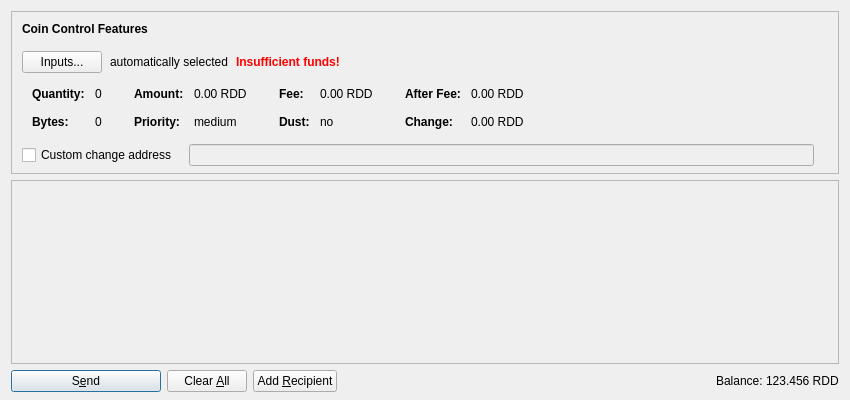
Above: src/qt/forms/sendcoinsdialog.ui from reddcoin-project/reddcoin-3.10 before the change. Below: the same form after it.
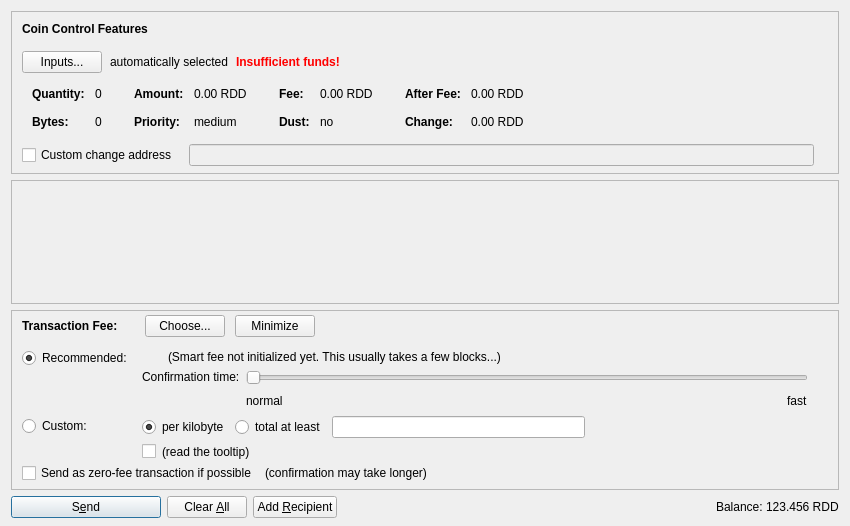
That is the form after the change. Icons and pictures are not drawn. Custom widgets are drawn as their Qt base class.

```diff
--- a/src/qt/forms/sendcoinsdialog.ui
+++ b/src/qt/forms/sendcoinsdialog.ui
@@ -7,13 +7,13 @@
     <x>0</x>
     <y>0</y>
     <width>850</width>
-    <height>400</height>
+    <height>526</height>
    </rect>
   </property>
   <property name="windowTitle">
    <string>Send Coins</string>
   </property>
-  <layout class="QVBoxLayout" name="verticalLayout" stretch="0,1,0">
+  <layout class="QVBoxLayout" name="verticalLayout" stretch="0,1,0,0">
    <property name="bottomMargin">
     <number>8</number>
    </property>
@@ -617,7 +617,7 @@
         <x>0</x>
         <y>0</y>
         <width>830</width>
-        <height>178</height>
+        <height>68</height>
        </rect>
       </property>
       <layout class="QVBoxLayout" name="verticalLayout_2" stretch="0,1">
@@ -657,6 +657,590 @@
      </widget>
     </widget>
    </item>
+   <item>
+    <widget class="QFrame" name="frameFee">
+     <property name="sizePolicy">
+      <sizepolicy hsizetype="Expanding" vsizetype="Expanding">
+       <horstretch>0</horstretch>
+       <verstretch>0</verstretch>
+      </sizepolicy>
+     </property>
+     <property name="maximumSize">
+      <size>
+       <width>16777215</width>
+       <height>16777215</height>
+      </size>
+     </property>
+     <property name="frameShape">
+      <enum>QFrame::StyledPanel</enum>
+     </property>
+     <property name="frameShadow">
+      <enum>QFrame::Sunken</enum>
+     </property>
+     <layout class="QVBoxLayout" name="verticalLayoutFee1">
+      <property name="spacing">
+       <number>0</number>
+      </property>
+      <property name="leftMargin">
+       <number>0</number>
+      </property>
+      <property name="topMargin">
+       <number>0</number>
+      </property>
+      <property name="rightMargin">
+       <number>0</number>
+      </property>
+      <property name="bottomMargin">
+       <number>0</number>
+      </property>
+      <item>
+       <layout class="QVBoxLayout" name="verticalLayoutFee2" stretch="0,0,0">
+        <property name="spacing">
+         <number>0</number>
+        </property>
+        <property name="leftMargin">
+         <number>10</number>
+        </property>
+        <property name="topMargin">
+         <number>0</number>
+        </property>
+        <item>
+         <layout class="QHBoxLayout" name="horizontalLayoutFee1">
+          <property name="bottomMargin">
+           <number>0</number>
+          </property>
+          <item>
+           <layout class="QVBoxLayout" name="verticalLayoutFee7">
+            <property name="spacing">
+             <number>0</number>
+            </property>
+            <item>
+             <spacer name="verticalSpacerSmartFee">
+              <property name="orientation">
+               <enum>Qt::Vertical</enum>
+              </property>
+              <property name="sizeType">
+               <enum>QSizePolicy::Fixed</enum>
+              </property>
+              <property name="sizeHint" stdset="0">
+               <size>
+                <width>1</width>
+                <height>4</height>
+               </size>
+              </property>
+             </spacer>
+            </item>
+            <item>
+             <layout class="QHBoxLayout" name="horizontalLayoutSmartFee">
+              <property name="spacing">
+               <number>10</number>
+              </property>
+              <item>
+               <widget class="QLabel" name="labelFeeHeadline">
+                <property name="sizePolicy">
+                 <sizepolicy hsizetype="Preferred" vsizetype="Maximum">
+                  <horstretch>0</horstretch>
+                  <verstretch>0</verstretch>
+                 </sizepolicy>
+                </property>
+                <property name="font">
+                 <font>
+                  <weight>75</weight>
+                  <bold>true</bold>
+                 </font>
+                </property>
+                <property name="styleSheet">
+                 <string notr="true">font-weight:bold;</string>
+                </property>
+                <property name="text">
+                 <string>Transaction Fee:</string>
+                </property>
+               </widget>
+              </item>
+              <item>
+               <widget class="QLabel" name="labelFeeMinimized">
+                <property name="text">
+                 <string/>
+                </property>
+               </widget>
+              </item>
+              <item>
+               <widget class="QPushButton" name="buttonChooseFee">
+                <property name="text">
+                 <string>Choose...</string>
+                </property>
+               </widget>
+              </item>
+              <item>
+               <widget class="QPushButton" name="buttonMinimizeFee">
+                <property name="toolTip">
+                 <string>collapse fee-settings</string>
+                </property>
+                <property name="text">
+                 <string>Minimize</string>
+                </property>
+               </widget>
+              </item>
+             </layout>
+            </item>
+            <item>
+             <spacer name="verticalSpacer_5">
+              <property name="orientation">
+               <enum>Qt::Vertical</enum>
+              </property>
+              <property name="sizeHint" stdset="0">
+               <size>
+                <width>1</width>
+                <height>1</height>
+               </size>
+              </property>
+             </spacer>
+            </item>
+           </layout>
+          </item>
+          <item>
+           <spacer name="horizontalSpacer_4">
+            <property name="orientation">
+             <enum>Qt::Horizontal</enum>
+            </property>
+            <property name="sizeHint" stdset="0">
+             <size>
+              <width>40</width>
+              <height>20</height>
+             </size>
+            </property>
+           </spacer>
+          </item>
+         </layout>
+        </item>
+        <item>
+         <widget class="QFrame" name="frameFeeSelection">
+          <layout class="QVBoxLayout" name="verticalLayoutFee12">
+           <property name="spacing">
+            <number>0</number>
+           </property>
+           <property name="leftMargin">
+            <number>0</number>
+           </property>
+           <property name="topMargin">
+            <number>0</number>
+           </property>
+           <property name="rightMargin">
+            <number>0</number>
+           </property>
+           <property name="bottomMargin">
+            <number>0</number>
+           </property>
+           <item>
+            <layout class="QGridLayout" name="gridLayoutFee">
+             <property name="topMargin">
+              <number>10</number>
+             </property>
+             <property name="bottomMargin">
+              <number>4</number>
+             </property>
+             <property name="horizontalSpacing">
+              <number>10</number>
+             </property>
+             <property name="verticalSpacing">
+              <number>4</number>
+             </property>
+             <item row="1" column="1">
+              <layout class="QVBoxLayout" name="verticalLayoutFee8">
+               <property name="spacing">
+                <number>6</number>
+               </property>
+               <item>
+                <layout class="QHBoxLayout" name="horizontalLayoutFee13">
+                 <item>
+                  <widget class="QRadioButton" name="radioCustomPerKilobyte">
+                   <property name="toolTip">
+                    <string>If the custom fee is set to 1000 satoshis and the transaction is only 250 bytes, then &quot;per kilobyte&quot; only pays 250 satoshis in fee, while &quot;at least&quot; pays 1000 satoshis. For transactions bigger than a kilobyte both pay by kilobyte.</string>
+                   </property>
+                   <property name="text">
+                    <string>per kilobyte</string>
+                   </property>
+                   <property name="checked">
+                    <bool>true</bool>
+                   </property>
+                   <attribute name="buttonGroup">
+                    <string notr="true">groupCustomFee</string>
+                   </attribute>
+                  </widget>
+                 </item>
+                 <item>
+                  <widget class="QRadioButton" name="radioCustomAtLeast">
+                   <property name="toolTip">
+                    <string>If the custom fee is set to 1000 satoshis and the transaction is only 250 bytes, then &quot;per kilobyte&quot; only pays 250 satoshis in fee, while &quot;total at least&quot; pays 1000 satoshis. For transactions bigger than a kilobyte both pay by kilobyte.</string>
+                   </property>
+                   <property name="text">
+                    <string>total at least</string>
+                   </property>
+                   <attribute name="buttonGroup">
+                    <string notr="true">groupCustomFee</string>
+                   </attribute>
+                  </widget>
+                 </item>
+                 <item>
+                  <widget class="BitcoinAmountField" name="customFee"/>
+                 </item>
+                 <item>
+                  <spacer name="horizontalSpacer_6">
+                   <property name="orientation">
+                    <enum>Qt::Horizontal</enum>
+                   </property>
+                   <property name="sizeHint" stdset="0">
+                    <size>
+                     <width>1</width>
+                     <height>1</height>
+                    </size>
+                   </property>
+                  </spacer>
+                 </item>
+                </layout>
+               </item>
+               <item>
+                <layout class="QHBoxLayout" name="horizontalLayoutFee8">
+                 <item>
+                  <widget class="QCheckBox" name="checkBoxMinimumFee">
+                   <property name="toolTip">
+                    <string>Paying only the minimum fee is just fine as long as there is less transaction volume than space in the blocks. But be aware that this can end up in a never confirming transaction once there is more demand for bitcoin transactions than the network can process.</string>
+                   </property>
+                   <property name="text">
+                    <string/>
+                   </property>
+                  </widget>
+                 </item>
+                 <item>
+                  <widget class="QLabel" name="labelMinFeeWarning">
+                   <property name="enabled">
+                    <bool>true</bool>
+                   </property>
+                   <property name="toolTip">
+                    <string>Paying only the minimum fee is just fine as long as there is less transaction volume than space in the blocks. But be aware that this can end up in a never confirming transaction once there is more demand for bitcoin transactions than the network can process.</string>
+                   </property>
+                   <property name="text">
+                    <string>(read the tooltip)</string>
+                   </property>
+                   <property name="margin">
+                    <number>5</number>
+                   </property>
+                  </widget>
+                 </item>
+                 <item>
+                  <spacer name="horizontalSpacer_2">
+                   <property name="orientation">
+                    <enum>Qt::Horizontal</enum>
+                   </property>
+                   <property name="sizeHint" stdset="0">
+                    <size>
+                     <width>1</width>
+                     <height>1</height>
+                    </size>
+                   </property>
+                  </spacer>
+                 </item>
+                </layout>
+               </item>
+              </layout>
+             </item>
+             <item row="0" column="0">
+              <layout class="QVBoxLayout" name="verticalLayoutFee4" stretch="0,1">
+               <item>
+                <widget class="QRadioButton" name="radioSmartFee">
+                 <property name="text">
+                  <string>Recommended:</string>
+                 </property>
+                 <property name="checked">
+                  <bool>true</bool>
+                 </property>
+                 <attribute name="buttonGroup">
+                  <string notr="true">groupFee</string>
+                 </attribute>
+                </widget>
+               </item>
+               <item>
+                <spacer name="verticalSpacer_2">
+                 <property name="orientation">
+                  <enum>Qt::Vertical</enum>
+                 </property>
+                 <property name="sizeHint" stdset="0">
+                  <size>
+                   <width>1</width>
+                   <height>1</height>
+                  </size>
+                 </property>
+                </spacer>
+               </item>
+              </layout>
+             </item>
+             <item row="1" column="0">
+              <layout class="QVBoxLayout" name="verticalLayoutFee9" stretch="0,1">
+               <item>
+                <widget class="QRadioButton" name="radioCustomFee">
+                 <property name="text">
+                  <string>Custom:</string>
+                 </property>
+                 <attribute name="buttonGroup">
+                  <string notr="true">groupFee</string>
+                 </attribute>
+                </widget>
+               </item>
+               <item>
+                <spacer name="verticalSpacer_6">
+                 <property name="orientation">
+                  <enum>Qt::Vertical</enum>
+                 </property>
+                 <property name="sizeHint" stdset="0">
+                  <size>
+                   <width>1</width>
+                   <height>1</height>
+                  </size>
+                 </property>
+                </spacer>
+               </item>
+              </layout>
+             </item>
+             <item row="0" column="1">
+              <layout class="QVBoxLayout" name="verticalLayoutFee3" stretch="0,0,1">
+               <property name="spacing">
+                <number>6</number>
+               </property>
+               <property name="topMargin">
+                <number>2</number>
+               </property>
+               <item>
+                <layout class="QHBoxLayout" name="horizontalLayoutFee12">
+                 <item>
+                  <widget class="QLabel" name="labelSmartFee">
+                   <property name="text">
+                    <string/>
+                   </property>
+                   <property name="margin">
+                    <number>2</number>
+                   </property>
+                  </widget>
+                 </item>
+                 <item>
+                  <widget class="QLabel" name="labelFeeEstimation">
+                   <property name="text">
+                    <string/>
+                   </property>
+                  </widget>
+                 </item>
+                 <item>
+                  <widget class="QLabel" name="labelSmartFee2">
+                   <property name="text">
+                    <string>(Smart fee not initialized yet. This usually takes a few blocks...)</string>
+                   </property>
+                   <property name="margin">
+                    <number>2</number>
+                   </property>
+                  </widget>
+                 </item>
+                 <item>
+                  <spacer name="horizontalSpacer_5">
+                   <property name="orientation">
+                    <enum>Qt::Horizontal</enum>
+                   </property>
+                   <property name="sizeHint" stdset="0">
+                    <size>
+                     <width>1</width>
+                     <height>1</height>
+                    </size>
+                   </property>
+                  </spacer>
+                 </item>
+                </layout>
+               </item>
+               <item>
+                <layout class="QHBoxLayout" name="horizontalLayoutFee9">
+                 <item>
+                  <layout class="QVBoxLayout" name="verticalLayoutFee6">
+                   <item>
+                    <widget class="QLabel" name="labelSmartFee3">
+                     <property name="text">
+                      <string>Confirmation time:</string>
+                     </property>
+                     <property name="margin">
+                      <number>2</number>
+                     </property>
+                    </widget>
+                   </item>
+                   <item>
+                    <spacer name="verticalSpacer_3">
+                     <property name="orientation">
+                      <enum>Qt::Vertical</enum>
+                     </property>
+                     <property name="sizeHint" stdset="0">
+                      <size>
+                       <width>1</width>
+                       <height>1</height>
+                      </size>
+                     </property>
+                    </spacer>
+                   </item>
+                  </layout>
+                 </item>
+                 <item>
+                  <layout class="QVBoxLayout" name="verticalLayoutFee5">
+                   <property name="rightMargin">
+                    <number>30</number>
+                   </property>
+                   <item>
+                    <widget class="QSlider" name="sliderSmartFee">
+                     <property name="minimum">
+                      <number>0</number>
+                     </property>
+                     <property name="maximum">
+                      <number>24</number>
+                     </property>
+                     <property name="pageStep">
+                      <number>1</number>
+                     </property>
+                     <property name="value">
+                      <number>0</number>
+                     </property>
+                     <property name="orientation">
+                      <enum>Qt::Horizontal</enum>
+                     </property>
+                     <property name="invertedAppearance">
+                      <bool>false</bool>
+                     </property>
+                     <property name="invertedControls">
+                      <bool>false</bool>
+                     </property>
+                     <property name="tickPosition">
+                      <enum>QSlider::NoTicks</enum>
+                     </property>
+                    </widget>
+                   </item>
+                   <item>
+                    <layout class="QHBoxLayout" name="horizontalLayoutFee10">
+                     <item>
+                      <widget class="QLabel" name="labelSmartFeeNormal">
+                       <property name="text">
+                        <string>normal</string>
+                       </property>
+                      </widget>
+                     </item>
+                     <item>
+                      <spacer name="horizontalSpacer_3">
+                       <property name="orientation">
+                        <enum>Qt::Horizontal</enum>
+                       </property>
+                       <property name="sizeHint" stdset="0">
+                        <size>
+                         <width>40</width>
+                         <height>20</height>
+                        </size>
+                       </property>
+                      </spacer>
+                     </item>
+                     <item>
+                      <widget class="QLabel" name="labelSmartFeeFast">
+                       <property name="text">
+                        <string>fast</string>
+                       </property>
+                      </widget>
+                     </item>
+                    </layout>
+                   </item>
+                  </layout>
+                 </item>
+                </layout>
+               </item>
+               <item>
+                <spacer name="verticalSpacer_4">
+                 <property name="orientation">
+                  <enum>Qt::Vertical</enum>
+                 </property>
+                 <property name="sizeHint" stdset="0">
+                  <size>
+                   <width>1</width>
+                   <height>1</height>
+                  </size>
+                 </property>
+                </spacer>
+               </item>
+              </layout>
+             </item>
+            </layout>
+           </item>
+           <item>
+            <layout class="QHBoxLayout" name="horizontalLayoutFee5" stretch="0,0,0">
+             <property name="spacing">
+              <number>8</number>
+             </property>
+             <property name="bottomMargin">
+              <number>4</number>
+             </property>
+             <item>
+              <widget class="QCheckBox" name="checkBoxFreeTx">
+               <property name="text">
+                <string>Send as zero-fee transaction if possible</string>
+               </property>
+              </widget>
+             </item>
+             <item>
+              <widget class="QLabel" name="labelFreeTx">
+               <property name="text">
+                <string>(confirmation may take longer)</string>
+               </property>
+               <property name="margin">
+                <number>5</number>
+               </property>
+              </widget>
+             </item>
+             <item>
+              <spacer name="horizontalSpacerFee5">
+               <property name="orientation">
+                <enum>Qt::Horizontal</enum>
+               </property>
+               <property name="sizeHint" stdset="0">
+                <size>
+                 <width>1</width>
+                 <height>1</height>
+                </size>
+               </property>
+              </spacer>
+             </item>
+            </layout>
+           </item>
+           <item>
+            <spacer name="verticalSpacerFee2">
+             <property name="orientation">
+              <enum>Qt::Vertical</enum>
+             </property>
+             <property name="sizeHint" stdset="0">
+              <size>
+               <width>1</width>
+               <height>1</height>
+              </size>
+             </property>
+            </spacer>
+           </item>
+          </layout>
+         </widget>
+        </item>
+        <item>
+         <spacer name="verticalSpacerFee">
+          <property name="orientation">
+           <enum>Qt::Vertical</enum>
+          </property>
+          <property name="sizeHint" stdset="0">
+           <size>
+            <width>800</width>
+            <height>1</height>
+           </size>
+          </property>
+         </spacer>
+        </item>
+       </layout>
+      </item>
+     </layout>
+    </widget>
+   </item>
    <item>
     <layout class="QHBoxLayout" name="horizontalLayout">
      <item>
@@ -787,6 +1371,12 @@
    <extends>QLineEdit</extends>
    <header>qvalidatedlineedit.h</header>
   </customwidget>
+  <customwidget>
+   <class>BitcoinAmountField</class>
+   <extends>QLineEdit</extends>
+   <header>bitcoinamountfield.h</header>
+   <container>1</container>
+  </customwidget>
  </customwidgets>
  <resources>
   <include location="../bitcoin.qrc"/>
```
Left out of the diff: 4 changed lines with no effect on the pictures.
